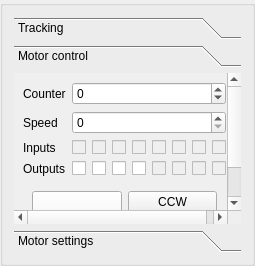
artm/biofame-robot, file AxisControlPanel.ui: the form before one commit.
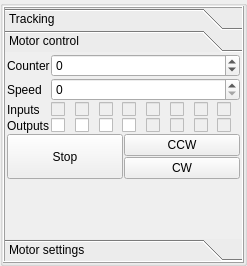
The form after the commit. The open tabs and pages were chosen to show the change. Custom widgets are drawn as their Qt base class.

The edit to the form file:
```diff
--- a/AxisControlPanel.ui
+++ b/AxisControlPanel.ui
@@ -20,9 +20,15 @@
    <string>GroupBox</string>
   </property>
   <layout class="QHBoxLayout" name="horizontalLayout">
+   <property name="spacing">
+    <number>0</number>
+   </property>
    <property name="sizeConstraint">
     <enum>QLayout::SetMinimumSize</enum>
    </property>
+   <property name="margin">
+    <number>0</number>
+   </property>
    <item>
     <widget class="QToolBox" name="toolbox">
      <property name="minimumSize">
@@ -31,7 +37,16 @@
        <height>0</height>
       </size>
      </property>
+     <property name="frameShape">
+      <enum>QFrame::Box</enum>
+     </property>
+     <property name="frameShadow">
+      <enum>QFrame::Raised</enum>
+     </property>
      <property name="currentIndex">
+      <number>2</number>
+     </property>
+     <property name="tabSpacing">
       <number>0</number>
      </property>
      <widget class="QWidget" name="trackingPage">
@@ -187,14 +202,23 @@
        <rect>
         <x>0</x>
         <y>0</y>
-        <width>210</width>
-        <height>196</height>
+        <width>243</width>
+        <height>199</height>
        </rect>
       </property>
       <attribute name="label">
        <string>Motor control</string>
       </attribute>
       <layout class="QFormLayout" name="formLayout_4">
+       <property name="horizontalSpacing">
+        <number>1</number>
+       </property>
+       <property name="verticalSpacing">
+        <number>1</number>
+       </property>
+       <property name="margin">
+        <number>2</number>
+       </property>
        <item row="0" column="0">
         <widget class="QLabel" name="label">
          <property name="sizePolicy">
@@ -288,6 +312,9 @@
           </sizepolicy>
          </property>
          <layout class="QHBoxLayout" name="horizontalLayout_2">
+          <property name="spacing">
+           <number>1</number>
+          </property>
           <property name="margin">
            <number>0</number>
           </property>
@@ -383,6 +410,9 @@
           </sizepolicy>
          </property>
          <layout class="QHBoxLayout" name="horizontalLayout_3">
+          <property name="spacing">
+           <number>1</number>
+          </property>
           <property name="margin">
            <number>0</number>
           </property>
@@ -472,6 +502,12 @@
        <item row="7" column="0" colspan="2">
         <widget class="QWidget" name="widget_3" native="true">
          <layout class="QGridLayout" name="gridLayout_2">
+          <property name="margin">
+           <number>0</number>
+          </property>
+          <property name="spacing">
+           <number>1</number>
+          </property>
           <item row="0" column="2">
            <widget class="QPushButton" name="ccw">
             <property name="text">
```
Left out of the diff: 30 changed lines with no effect on the pictures.
